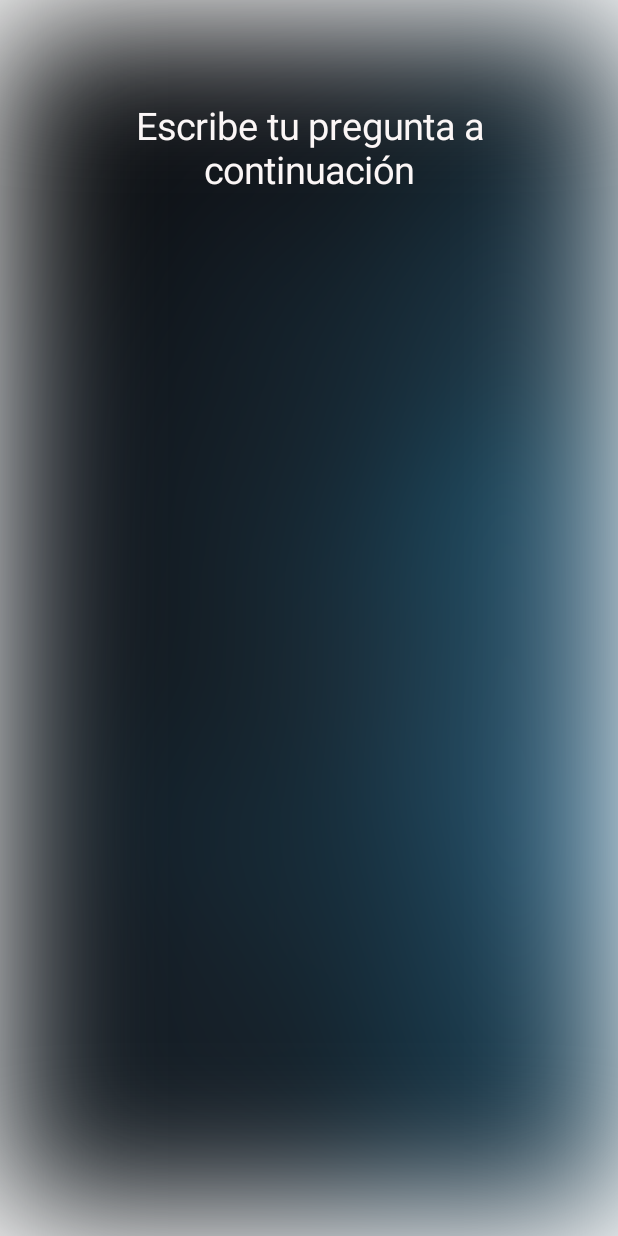
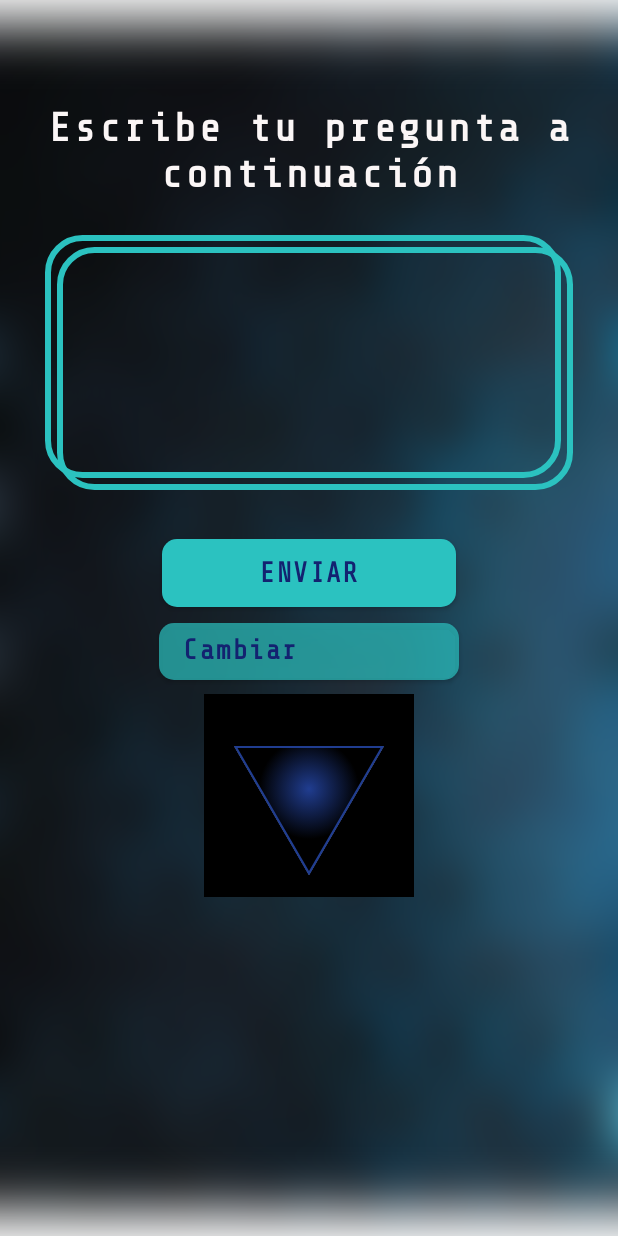
Before and after one commit to ligomezm/TheMagic8Ball, an Android app built with Jetpack Compose: the screen it shows after launch (MainActivity), on a phone screen of 412 x 824 dp. Run offline under Robolectric (Android 15) with nearby library versions, the phone set to English and light mode, and no system bars; our stand-ins replace Dagger/Hilt's generated code.

Commit message:
Elements designed: buttons, text box, inner circle in magic ball

```diff
--- a/app/src/main/java/com/example/ball8magic/presentation/Navigation.kt
+++ b/app/src/main/java/com/example/ball8magic/presentation/Navigation.kt
@@ -4,7 +4,7 @@ import androidx.compose.runtime.Composable
 import androidx.navigation.compose.NavHost
 import androidx.navigation.compose.composable
 import androidx.navigation.compose.rememberNavController
-import com.example.ball8magic.presentation.ui.MagicBallScreen
+import com.example.ball8magic.presentation.ui.magic_ball.MagicBallScreen
 
 @Composable
 fun Navigation() {
--- /dev/null
+++ b/app/src/main/java/com/example/ball8magic/presentation/ui/magic_ball/Ball.kt
@@ -0,0 +1,74 @@
+package com.example.ball8magic.presentation.ui.magic_ball
+
+import androidx.compose.foundation.background
+import androidx.compose.foundation.border
+import androidx.compose.foundation.layout.Box
+import androidx.compose.foundation.layout.fillMaxSize
+import androidx.compose.foundation.layout.padding
+import androidx.compose.foundation.layout.size
+import androidx.compose.foundation.shape.GenericShape
+import androidx.compose.material.Surface
+import androidx.compose.runtime.Composable
+import androidx.compose.ui.Alignment
+import androidx.compose.ui.Modifier
+import androidx.compose.ui.geometry.Offset
+import androidx.compose.ui.graphics.Brush
+import androidx.compose.ui.graphics.Color
+import androidx.compose.ui.platform.LocalDensity
+import androidx.compose.ui.tooling.preview.Preview
+import androidx.compose.ui.unit.dp
+import com.example.ball8magic.presentation.ui.theme.BlueVariantColor
+
+@Composable
+fun Ball() {
+    val invertedTriangleShape = GenericShape { size, _ ->
+        moveTo(size.width / 2f, size.height)
+        lineTo(size.width, 0f)
+        lineTo(0f, 0f)
+    }
+
+    val triangleSurfaceWidth = 100.dp
+    val triangleSurfaceHeight = 86.dp
+
+    val boxWidthToPx = with(LocalDensity.current) { triangleSurfaceWidth.toPx() }
+    val boxHeightToPx = with(LocalDensity.current) { triangleSurfaceHeight.toPx() }
+
+    Box(
+        modifier = Modifier
+            .size(140.dp, 135.dp)
+            .background(
+                Color.Black)
+            .padding(top = 20.dp),
+        contentAlignment = Alignment.Center,
+
+    ) {
+        Surface(
+            shape = invertedTriangleShape,
+            modifier = Modifier
+                .size(triangleSurfaceWidth, triangleSurfaceHeight)
+                .border(
+                    1.dp,
+                    color = BlueVariantColor,
+                    shape = invertedTriangleShape)
+        ) {
+            Box(
+                modifier = Modifier
+                    .fillMaxSize()
+                    .background(
+                        brush = Brush.radialGradient(
+                            colors = listOf(
+                                BlueVariantColor, Color.Black),
+                            center = Offset(x = boxWidthToPx / 2, y = boxHeightToPx / 3),
+                            radius = boxWidthToPx / 3
+                        ))
+            )
+        }
+    }
+
+}
+
+@Preview
+@Composable
+fun BallPreview() {
+    Ball()
+}
--- a/app/src/main/java/com/example/ball8magic/presentation/ui/MagicBallScreen.kt
+++ b/app/src/main/java/com/example/ball8magic/presentation/ui/magic_ball/MagicBallScreen.kt
@@ -1,45 +1,49 @@
-package com.example.ball8magic.presentation.ui
+package com.example.ball8magic.presentation.ui.magic_ball
 
 import androidx.compose.foundation.Image
 import androidx.compose.foundation.layout.*
+import androidx.compose.material.MaterialTheme
 import androidx.compose.material.Text
 import androidx.compose.runtime.Composable
+import androidx.compose.ui.Alignment
 import androidx.compose.ui.Modifier
-import androidx.compose.ui.draw.BlurredEdgeTreatment
 import androidx.compose.ui.draw.blur
 import androidx.compose.ui.draw.scale
 import androidx.compose.ui.res.painterResource
-import androidx.compose.ui.text.font.FontFamily
-import androidx.compose.ui.text.style.TextAlign
 import androidx.compose.ui.unit.dp
-import androidx.compose.ui.unit.sp
 import androidx.navigation.NavController
 import com.example.ball8magic.R
-import com.example.ball8magic.presentation.ui.theme.TitleColor
-
 
 @Composable
 fun MagicBallScreen(navController: NavController) {
-    Box(modifier = Modifier.fillMaxSize()) {
+    Box(
+        modifier = Modifier.fillMaxSize()
+    ) {
         Image(
             painter = painterResource(id = R.drawable.background),
             contentDescription = null,
             modifier = Modifier
                 .fillMaxSize()
-                .blur(80.dp, edgeTreatment = BlurredEdgeTreatment.Unbounded)
+                .blur(30.dp)
                 .scale(1.2F))
-        Column(modifier = Modifier.fillMaxSize()) {
+        Column(
+            modifier = Modifier
+                .fillMaxSize()
+                .padding(horizontal = 30.dp),
+            horizontalAlignment = Alignment.CenterHorizontally
+        ) {
             Spacer(modifier = Modifier.height(70.dp))
             Text(
                 text = "Escribe tu pregunta a continuación",
-                color = TitleColor,
-                fontSize = 25.sp,
-                fontFamily = FontFamily.SansSerif,
-                modifier = Modifier.padding(horizontal = 54.dp),
-                textAlign = TextAlign.Center
-
-            )
-
+                style = MaterialTheme.typography.h2)
+            Spacer(modifier = Modifier.height(25.dp))
+            TextBox(text = "")
+            Spacer(modifier = Modifier.height(10.dp))
+            PrimaryButton(text = "enviar")
+            Spacer(modifier = Modifier.height(10.dp))
+            SecondaryButton(text = "Cambiar pregunta")
+            Spacer(modifier = Modifier.height(10.dp))
+            Ball()
         }
     }
 }
--- /dev/null
+++ b/app/src/main/java/com/example/ball8magic/presentation/ui/magic_ball/PrimaryButton.kt
@@ -0,0 +1,35 @@
+package com.example.ball8magic.presentation.ui.magic_ball
+
+import androidx.compose.foundation.layout.height
+import androidx.compose.foundation.layout.width
+import androidx.compose.foundation.shape.RoundedCornerShape
+import androidx.compose.material.Button
+import androidx.compose.material.Text
+import androidx.compose.runtime.Composable
+import androidx.compose.ui.Modifier
+import androidx.compose.ui.tooling.preview.Preview
+import androidx.compose.ui.unit.dp
+import com.example.ball8magic.presentation.ui.theme.Ball8MagicTheme
+
+@Composable
+fun PrimaryButton(text: String) {
+    val upperCaseText = text.uppercase()
+
+    Button(
+        modifier = Modifier
+            .height(45.dp)
+            .width(196.dp),
+        shape = RoundedCornerShape(10.dp),
+        onClick = {}
+    ) {
+        Text(upperCaseText)
+    }
+}
+
+@Preview
+@Composable
+fun PrimaryButtonPreview() {
+    Ball8MagicTheme {
+        PrimaryButton("nueva pregunta")
+    }
+}
--- /dev/null
+++ b/app/src/main/java/com/example/ball8magic/presentation/ui/magic_ball/SecondaryButton.kt
@@ -0,0 +1,37 @@
+package com.example.ball8magic.presentation.ui.magic_ball
+
+import androidx.compose.foundation.layout.height
+import androidx.compose.foundation.layout.width
+import androidx.compose.foundation.shape.RoundedCornerShape
+import androidx.compose.material.Button
+import androidx.compose.material.ButtonDefaults
+import androidx.compose.material.MaterialTheme
+import androidx.compose.material.Text
+import androidx.compose.runtime.Composable
+import androidx.compose.ui.Modifier
+import androidx.compose.ui.tooling.preview.Preview
+import androidx.compose.ui.unit.dp
+import com.example.ball8magic.presentation.ui.theme.Ball8MagicTheme
+
+@Composable
+fun SecondaryButton(text: String) {
+    Button(
+        onClick = {},
+        modifier = Modifier
+            .height(38.dp)
+            .width(200.dp),
+        shape = RoundedCornerShape(10.dp),
+        colors = ButtonDefaults.buttonColors(
+            backgroundColor = MaterialTheme.colors.primary.copy(alpha = 0.7f)),
+    ) {
+        Text(text = text)
+    }
+}
+
+@Preview
+@Composable
+fun SecondaryButtonPreview() {
+    Ball8MagicTheme {
+        SecondaryButton(text = "Cambiar pregunta")
+    }
+}
--- /dev/null
+++ b/app/src/main/java/com/example/ball8magic/presentation/ui/magic_ball/TextBox.kt
@@ -0,0 +1,78 @@
+package com.example.ball8magic.presentation.ui.magic_ball
+
+import androidx.compose.foundation.BorderStroke
+import androidx.compose.foundation.border
+import androidx.compose.foundation.layout.*
+import androidx.compose.foundation.shape.RoundedCornerShape
+import androidx.compose.material.MaterialTheme
+import androidx.compose.material.Text
+import androidx.compose.runtime.Composable
+import androidx.compose.ui.Alignment
+import androidx.compose.ui.Modifier
+import androidx.compose.ui.tooling.preview.Preview
+import androidx.compose.ui.unit.dp
+import com.example.ball8magic.presentation.ui.theme.Ball8MagicTheme
+import com.example.ball8magic.presentation.ui.theme.GreenColor
+
+@Composable
+fun TextBox(text: String) {
+    Box(
+        modifier = Modifier
+            .height(170.dp)
+            .fillMaxWidth()
+    ) {
+        Row(
+            modifier = Modifier
+                .height(162.dp)
+                .align(Alignment.TopStart)
+        ) {
+            Box(
+                modifier = Modifier
+                    .fillMaxSize()
+                    .weight(1f, true)
+                    .border(BorderStroke(4.dp, GreenColor), shape = RoundedCornerShape(25.dp))
+            )
+            Spacer(
+                modifier = Modifier
+                    .fillMaxHeight()
+                    .width(8.dp)
+            )
+        }
+
+        Row(
+            modifier = Modifier
+                .height(162.dp)
+                .align(Alignment.BottomEnd)
+        ) {
+            Spacer(
+                modifier = Modifier
+                    .fillMaxHeight()
+                    .width(8.dp))
+            Box(
+                modifier = Modifier
+                    .fillMaxSize()
+                    .border(BorderStroke(4.dp, GreenColor),
+                        shape = RoundedCornerShape(25.dp))
+            )
+        }
+
+        Text(
+            text = "",
+            style = MaterialTheme.typography.h1,
+            modifier = Modifier
+                .fillMaxSize()
+                .wrapContentSize(Alignment.Center)
+                .padding(18.dp)
+        )
+    }
+    Text(text = text)
+}
+
+
+@Preview
+@Composable
+fun TextBoxPreview() {
+    Ball8MagicTheme {
+        TextBox(text = "")
+    }
+}
--- a/app/src/main/java/com/example/ball8magic/presentation/ui/theme/Color.kt
+++ b/app/src/main/java/com/example/ball8magic/presentation/ui/theme/Color.kt
@@ -2,8 +2,7 @@ package com.example.ball8magic.presentation.ui.theme
 
 import androidx.compose.ui.graphics.Color
 
-val Purple200 = Color(0xFFBB86FC)
-val Purple500 = Color(0xFF6200EE)
-val Purple700 = Color(0xFF3700B3)
-val Teal200 = Color(0xFF03DAC5)
-val TitleColor = Color(0xFFFBF6F6)
+val WhiteTextColor = Color(0xFFFBF6F6)
+val GreenColor = Color(0xFF2BC2C0)
+val BlueTextColor = Color(0xFF132270)
+val BlueVariantColor = Color(0xFF203D90)
--- a/app/src/main/java/com/example/ball8magic/presentation/ui/theme/Theme.kt
+++ b/app/src/main/java/com/example/ball8magic/presentation/ui/theme/Theme.kt
@@ -7,15 +7,17 @@ import androidx.compose.material.lightColors
 import androidx.compose.runtime.Composable
 
 private val DarkColorPalette = darkColors(
-    primary = Purple200,
-    primaryVariant = Purple700,
-    secondary = Teal200
+    primary = GreenColor,
+    primaryVariant = WhiteTextColor,
+    secondary = BlueTextColor,
+
 )
 
 private val LightColorPalette = lightColors(
-    primary = Purple500,
-    primaryVariant = Purple700,
-    secondary = Teal200
+    primary = GreenColor,
+    primaryVariant = WhiteTextColor,
+    secondary = BlueTextColor,
+
 
     /* Other default colors to override
     background = Color.White,
--- a/app/src/main/java/com/example/ball8magic/presentation/ui/theme/Type.kt
+++ b/app/src/main/java/com/example/ball8magic/presentation/ui/theme/Type.kt
@@ -2,16 +2,48 @@ package com.example.ball8magic.presentation.ui.theme
 
 import androidx.compose.material.Typography
 import androidx.compose.ui.text.TextStyle
+import androidx.compose.ui.text.font.Font
 import androidx.compose.ui.text.font.FontFamily
 import androidx.compose.ui.text.font.FontWeight
+import androidx.compose.ui.text.style.TextAlign
 import androidx.compose.ui.unit.sp
+import com.example.ball8magic.R
 
 // Set of Material typography styles to start with
+
+val TechMonoRegular = FontFamily(
+    Font(R.font.share_tech_mono_regular)
+)
 val Typography = Typography(
+    h1 = TextStyle(
+        fontFamily = TechMonoRegular,
+        fontWeight = FontWeight.Bold,
+        fontSize = 32.sp,
+        color = WhiteTextColor,
+        textAlign = TextAlign.Center,
+        letterSpacing = 2.sp
+    ),
+    h2 = TextStyle(
+        fontFamily = TechMonoRegular,
+        fontWeight = FontWeight.Bold,
+        fontSize = 27.sp,
+        color = WhiteTextColor,
+        textAlign = TextAlign.Center,
+        letterSpacing = 2.sp
+    ),
     body1 = TextStyle(
-        fontFamily = FontFamily.Default,
+        fontFamily = TechMonoRegular,
         fontWeight = FontWeight.Normal,
-        fontSize = 16.sp
+        fontSize = 20.sp,
+        color = WhiteTextColor,
+        letterSpacing = 2.sp
+    ),
+    button = TextStyle(
+        fontFamily = TechMonoRegular,
+        fontWeight = FontWeight.Bold,
+        fontSize = 18.sp,
+        color = BlueTextColor,
+        letterSpacing = 1.sp
     )
     /* Other default text styles to override
     button = TextStyle(
```
Also changed, not shown: app/src/main/res/font/share_tech_mono_regular.ttf (added).
